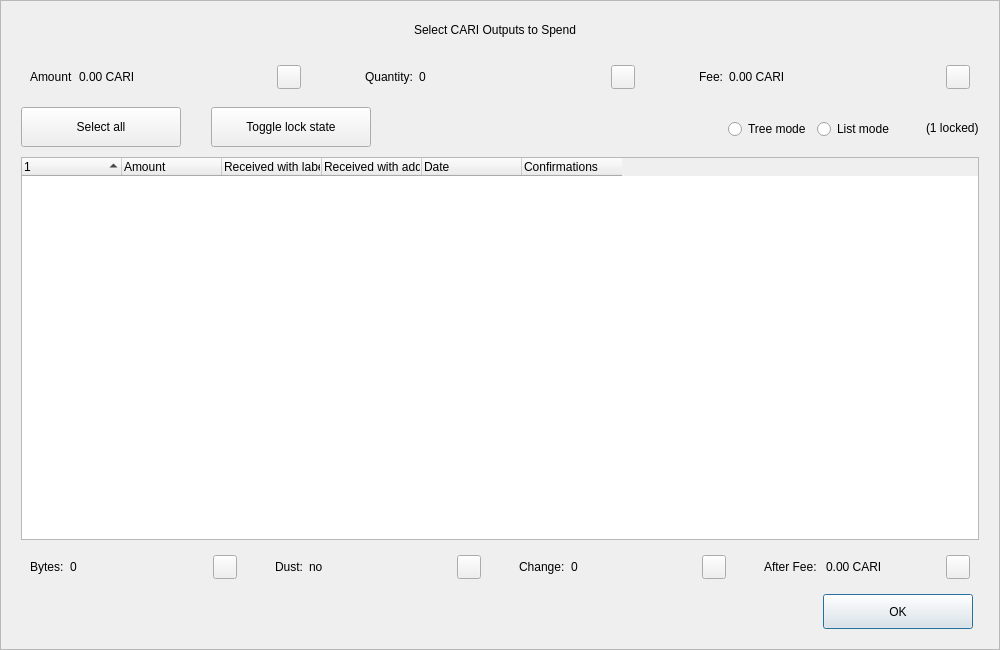
This is src/qt/forms/coincontroldialog.ui in VsyncCrypto/VSX as Qt 5 draws it before an edit. The edited form follows.
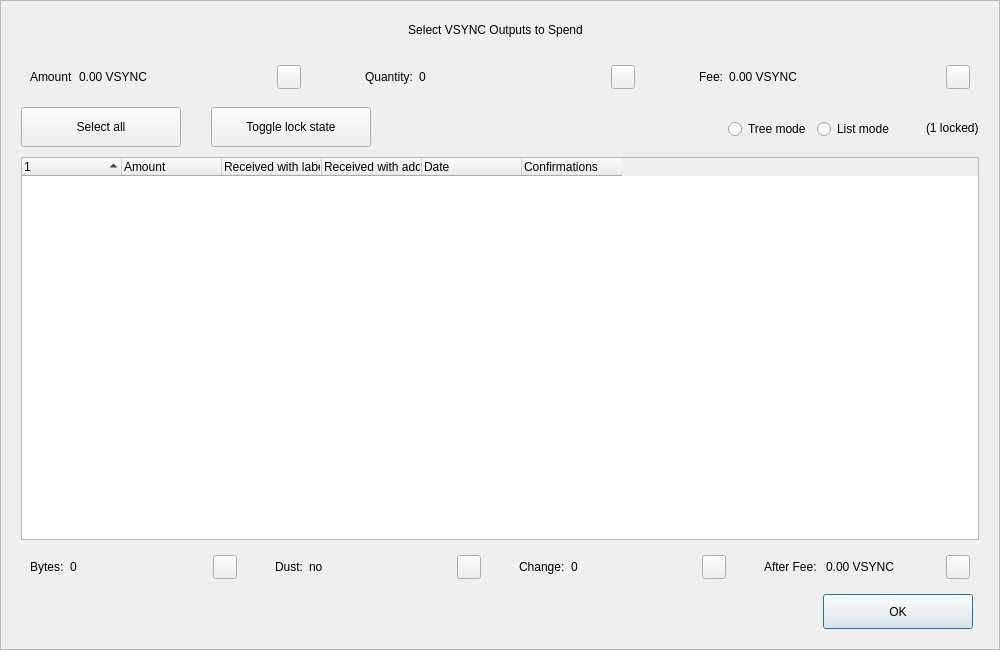
This is the edited form. Custom widgets are drawn as their Qt base class.

Patch:
```diff
--- a/src/qt/forms/coincontroldialog.ui
+++ b/src/qt/forms/coincontroldialog.ui
@@ -98,7 +98,7 @@
            </size>
           </property>
           <property name="text">
-           <string>Select CARI Outputs to Spend</string>
+           <string>Select VSYNC Outputs to Spend</string>
           </property>
           <property name="alignment">
            <set>Qt::AlignCenter</set>
@@ -144,7 +144,7 @@
            <item>
             <widget class="QLabel" name="labelCoinControlAmount">
              <property name="text">
-              <string>0.00 CARI</string>
+              <string>0.00 VSYNC</string>
              </property>
             </widget>
            </item>
@@ -268,7 +268,7 @@
            <item>
             <widget class="QLabel" name="labelCoinControlFee">
              <property name="text">
-              <string>0.00 CARI</string>
+              <string>0.00 VSYNC</string>
              </property>
             </widget>
            </item>
@@ -729,7 +729,7 @@
            <item>
             <widget class="QLabel" name="labelCoinControlAfterFee">
              <property name="text">
-              <string>0.00 CARI</string>
+              <string>0.00 VSYNC</string>
              </property>
             </widget>
            </item>
```
